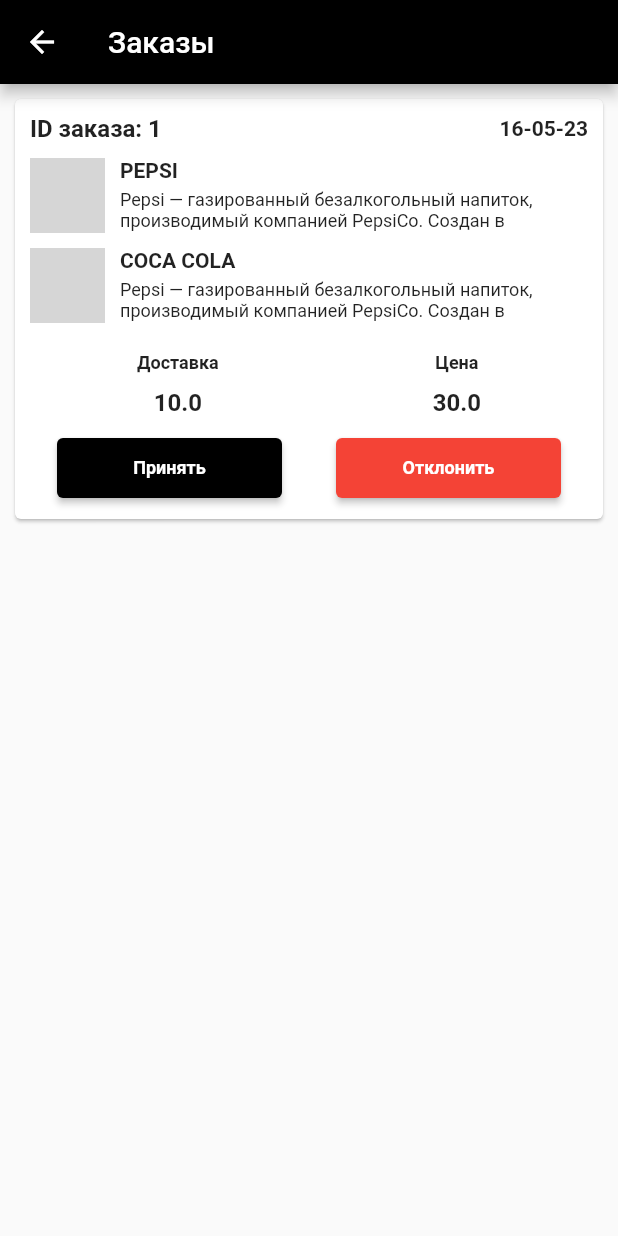
After one commit to dubovea/Flutter-analytical-backend, a Flutter app: the screen it shows after launch, after a tap on "Перейти к заказам", on a phone screen of 412 x 824 dp. The commit adds this screen. Run offline on Flutter 3.47's test engine with Material 2 defaults, Android fonts, the phone set to English and light mode, and no system bars; our stand-ins replace cloud_firestore, equatable, firebase_core, firebase_storage, get, image_picker; accounts and stored records are empty; network calls fail; grey boxes are pictures that could not be loaded.

Commit message:
part 2 of backend admin for manage products compel

```diff
--- a/lib/main.dart
+++ b/lib/main.dart
@@ -23,6 +23,7 @@ class MyApp extends StatelessWidget {
       getPages: [
         GetPage(name: '/products', page: () => ProductScreen()),
         GetPage(name: '/products/new', page: () => NewProductScreen()),
+        GetPage(name: '/orders', page: () => OrdersScreen()),
       ],
     );
   }
--- a/lib/models/models.dart
+++ b/lib/models/models.dart
@@ -1 +1,2 @@
 export 'product_model.dart';
+export 'order_model.dart';
--- /dev/null
+++ b/lib/models/order_model.dart
@@ -0,0 +1,107 @@
+import 'dart:convert';
+
+import 'package:cloud_firestore/cloud_firestore.dart';
+import 'package:equatable/equatable.dart';
+
+class Order extends Equatable {
+  final int id;
+  final int customerId;
+  final List<int> productIds;
+  final double delivery;
+  final double subtotal;
+  final double total;
+  final bool isAccepted;
+  final bool isDelivered;
+  final DateTime createdAt;
+
+  const Order({
+    required this.id,
+    required this.customerId,
+    required this.productIds,
+    required this.delivery,
+    required this.subtotal,
+    required this.total,
+    required this.isAccepted,
+    required this.isDelivered,
+    required this.createdAt,
+  });
+
+  @override
+  Order copyWith(
+      {int? id,
+      int? customerId,
+      List<int>? productIds,
+      double? delivery,
+      double? subtotal,
+      double? total,
+      bool? isAccepted,
+      bool? isDelivered,
+      DateTime? createdAt}) {
+    return Order(
+      id: id ?? this.id,
+      customerId: customerId ?? this.customerId,
+      productIds: productIds ?? this.productIds,
+      delivery: delivery ?? this.delivery,
+      subtotal: subtotal ?? this.subtotal,
+      total: total ?? this.total,
+      isAccepted: isAccepted ?? this.isAccepted,
+      isDelivered: isDelivered ?? this.isDelivered,
+      createdAt: createdAt ?? this.createdAt,
+    );
+  }
+
+  Map<String, dynamic> toMap() {
+    return {
+      'id': id,
+      'customerId': customerId,
+      'productIds': productIds,
+      'delivery': delivery,
+      'subtotal': subtotal,
+      'total': total,
+      'isAccepted': isAccepted,
+      'isDelivered': isDelivered,
+      'createdAt': createdAt.microsecondsSinceEpoch
+    };
+  }
+
+  factory Order.fromSnapshot(DocumentSnapshot snapshot) {
+    return Order(
+      id: snapshot['id'],
+      customerId: snapshot['customerId'],
+      productIds: snapshot['productIds'],
+      delivery: snapshot['delivery'],
+      subtotal: snapshot['subtotal'],
+      total: snapshot['total'],
+      isAccepted: snapshot['isAccepted'],
+      isDelivered: snapshot['isDelivered'],
+      createdAt: DateTime.fromMillisecondsSinceEpoch(snapshot['createdAt']),
+    );
+  }
+
+  String toJson() => json.encode(toMap());
+
+  List<Object?> get props => [
+        id,
+        customerId,
+        productIds,
+        delivery,
+        subtotal,
+        total,
+        isAccepted,
+        isDelivered,
+        createdAt
+      ];
+
+  static List<Order> orders = [
+    Order(
+        id: 1,
+        customerId: 234,
+        productIds: [1, 2],
+        delivery: 10,
+        subtotal: 20,
+        total: 30,
+        isAccepted: true,
+        isDelivered: true,
+        createdAt: DateTime.now())
+  ];
+}
--- a/lib/models/product_model.dart
+++ b/lib/models/product_model.dart
@@ -91,4 +91,43 @@ class Product extends Equatable {
   }
 
   String toJson() => json.encode(toMap());
+
+  @override
+  bool get stringify => true;
+
+  static List<Product> products = [
+    Product(
+        id: 1,
+        description:
+            'Pepsi — газированный безалкогольный напиток, производимый компанией PepsiCo. Создан в 1893 году Калебом Брэдхемом под названием «Напиток Брэда». В 1898 году переименован в Pepsi-Cola, а затем сокращён до Pepsi в 1961 году.',
+        name: 'PEPSI',
+        imageUrl:
+            'https://c.ndtvimg.com/2022-01/mg0fne68_pepsi_625x300_05_January_22.jpg?im=FeatureCrop,algorithm=dnn,width=620,height=350',
+        price: 2.99,
+        isRecommended: true,
+        isPopular: true,
+        category: 'Soft Drinks'),
+    Product(
+        id: 2,
+        description:
+            'Pepsi — газированный безалкогольный напиток, производимый компанией PepsiCo. Создан в 1893 году Калебом Брэдхемом под названием «Напиток Брэда». В 1898 году переименован в Pepsi-Cola, а затем сокращён до Pepsi в 1961 году.',
+        name: 'COCA COLA',
+        imageUrl:
+            'https://sun9-53.userapi.com/impg/tGWbpy5unaNqjDd473U0p4S9f9I2IjMMWkG5Ew/fN-67csrgZs.jpg?size=807x538&quality=95&sign=4bf42db3b10d9db46013d544847cdf88&type=album',
+        price: 1.44,
+        isRecommended: true,
+        isPopular: true,
+        category: 'Soft Drinks'),
+    Product(
+        id: 3,
+        description:
+            'Фа́нта — безалкогольный сильногазированный прохладительный напиток с цитрусовым вкусом; выпускается корпорацией Coca-Cola. Основной вариант вкуса — апельсиновый; в разных странах также выпускаются различные вкусовые варианты, например, в России по состоянию на 2021 год выпускаются вкусы апельсина, мангуавы, шоката.',
+        name: 'FANTA',
+        imageUrl:
+            'https://kupivody.ru/wp-content/uploads/2022/06/fantamango0355banka.jpeg',
+        price: 2.58,
+        isRecommended: true,
+        isPopular: false,
+        category: 'Soft Drinks'),
+  ];
 }
--- a/lib/screens/home_screen.dart
+++ b/lib/screens/home_screen.dart
@@ -26,7 +26,21 @@ class HomeScreen extends StatelessWidget {
                 },
                 child: const Card(
                   child: Center(
-                    child: Text('Go To Products'),
+                    child: Text('Перейти к продуктам'),
+                  ),
+                ),
+              )),
+          Container(
+              width: double.infinity,
+              height: 150,
+              padding: const EdgeInsets.symmetric(horizontal: 10),
+              child: InkWell(
+                onTap: () {
+                  Get.to(() => OrdersScreen());
+                },
+                child: const Card(
+                  child: Center(
+                    child: Text('Перейти к заказам'),
                   ),
                 ),
               ))
--- /dev/null
+++ b/lib/screens/orders_screen.dart
@@ -0,0 +1,155 @@
+import 'package:analytical_ecommerce_back/models/models.dart';
+import 'package:flutter/material.dart';
+import 'package:intl/intl.dart';
+
+class OrdersScreen extends StatelessWidget {
+  const OrdersScreen({super.key});
+
+  @override
+  Widget build(BuildContext context) {
+    return Scaffold(
+        appBar: AppBar(
+          backgroundColor: Colors.black,
+          title: const Text('Заказы'),
+        ),
+        body: Column(children: [
+          Expanded(
+            child: ListView.builder(
+                itemCount: Order.orders.length,
+                itemBuilder: (BuildContext context, index) {
+                  return OrderdCard(order: Order.orders[index]);
+                }),
+          )
+        ]));
+  }
+}
+
+class OrderdCard extends StatelessWidget {
+  final Order order;
+  const OrderdCard({super.key, required this.order});
+
+  @override
+  Widget build(BuildContext context) {
+    var products = Product.products
+        .where((product) => order.productIds.contains(product.id))
+        .toList();
+
+    return Padding(
+      padding: const EdgeInsets.only(left: 10, right: 10, top: 10),
+      child: Card(
+        margin: EdgeInsets.zero,
+        child: Padding(
+          padding: const EdgeInsets.all(10.0),
+          child: Column(children: [
+            Row(
+              mainAxisAlignment: MainAxisAlignment.spaceBetween,
+              children: [
+                Text('ID заказа: ${order.id}',
+                    style: const TextStyle(
+                        fontSize: 16, fontWeight: FontWeight.bold)),
+                Text(DateFormat('dd-MM-yy').format(order.createdAt),
+                    style: const TextStyle(
+                        fontSize: 14, fontWeight: FontWeight.bold)),
+              ],
+            ),
+            const SizedBox(height: 10),
+            ListView.builder(
+                shrinkWrap: true,
+                physics: const NeverScrollableScrollPhysics(),
+                itemCount: products.length,
+                itemBuilder: (BuildContext context, int index) {
+                  return Padding(
+                    padding: const EdgeInsets.only(bottom: 10),
+                    child: Row(
+                      children: [
+                        SizedBox(
+                          height: 50,
+                          width: 50,
+                          child: Image.network(
+                            products[index].imageUrl,
+                            fit: BoxFit.cover,
+                          ),
+                        ),
+                        const SizedBox(width: 10),
+                        Column(
+                          crossAxisAlignment: CrossAxisAlignment.start,
+                          children: [
+                            Text(products[index].name,
+                                style: const TextStyle(
+                                    fontSize: 14, fontWeight: FontWeight.bold)),
+                            const SizedBox(height: 5),
+                            SizedBox(
+                              width: 280,
+                              child: Text(
+                                products[index].description,
+                                style: const TextStyle(fontSize: 12),
+                                overflow: TextOverflow.clip,
+                                maxLines: 2,
+                              ),
+                            ),
+                          ],
+                        ),
+                      ],
+                    ),
+                  );
+                }),
+            const SizedBox(height: 10),
+            Row(
+              mainAxisAlignment: MainAxisAlignment.spaceAround,
+              children: [
+                Column(
+                  children: [
+                    const Text('Доставка',
+                        style: TextStyle(
+                            fontSize: 12, fontWeight: FontWeight.bold)),
+                    const SizedBox(
+                      height: 10,
+                    ),
+                    Text('${order.delivery}',
+                        style: const TextStyle(
+                            fontSize: 16, fontWeight: FontWeight.bold)),
+                  ],
+                ),
+                Column(
+                  children: [
+                    const Text('Цена',
+                        style: TextStyle(
+                            fontSize: 12, fontWeight: FontWeight.bold)),
+                    const SizedBox(
+                      height: 10,
+                    ),
+                    Text('${order.total}',
+                        style: const TextStyle(
+                            fontSize: 16, fontWeight: FontWeight.bold)),
+                  ],
+                ),
+              ],
+            ),
+            const SizedBox(height: 10),
+            Row(
+              mainAxisAlignment: MainAxisAlignment.spaceAround,
+              children: [
+                ElevatedButton(
+                    onPressed: () {},
+                    style: ElevatedButton.styleFrom(
+                        backgroundColor: Colors.black,
+                        minimumSize: const Size(150, 40)),
+                    child: const Text('Принять',
+                        style: TextStyle(
+                            fontSize: 12, fontWeight: FontWeight.bold))),
+                ElevatedButton(
+                    onPressed: () {},
+                    style: ElevatedButton.styleFrom(
+                        backgroundColor: Colors.red,
+                        minimumSize: const Size(150, 40)),
+                    child: const Text('Отклонить',
+                        style: TextStyle(
+                            fontSize: 12, fontWeight: FontWeight.bold)))
+              ],
+            )
+          ]),
+        ),
+      ),
+    );
+  }
+}
--- a/lib/screens/screens.dart
+++ b/lib/screens/screens.dart
@@ -1,3 +1,4 @@
 export 'home_screen.dart';
 export 'product_screen.dart';
 export 'new_product_screen.dart';
+export 'orders_screen.dart';
--- a/pubspec.yaml
+++ b/pubspec.yaml
@@ -41,6 +41,7 @@ dependencies:
   firebase_core: ^2.12.0
   firebase_storage: ^11.2.0
   cloud_firestore: ^4.7.0
+  intl: ^0.18.1
 
 dev_dependencies:
   flutter_test:
```
Also changed, not shown: pubspec.lock.
